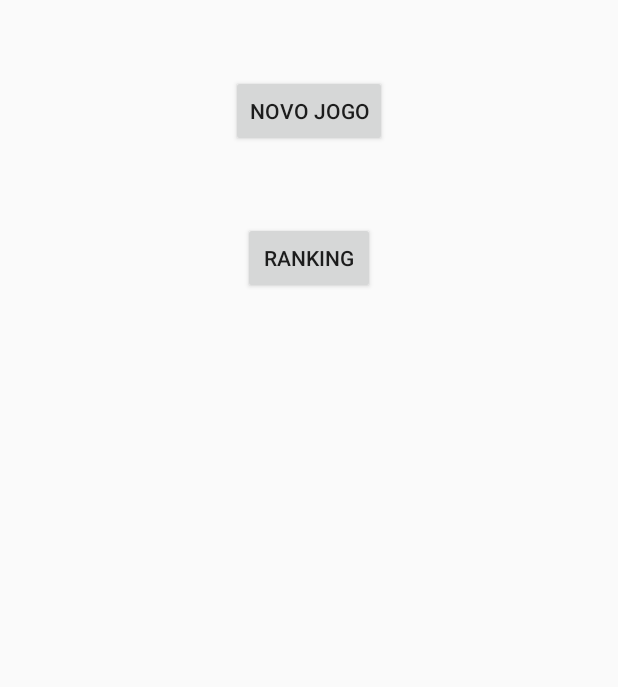
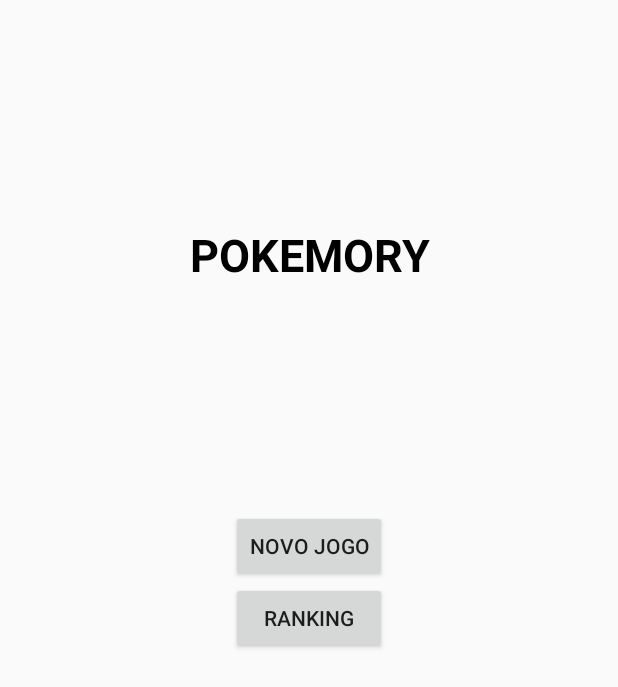
Before and after one commit to CoelhoPedro/pokemory, an Android app: the screen it shows after launch (MainActivity), on a phone screen of 412 x 824 dp. Shown: the top 687 px of the screen. Run offline under Robolectric (Android 15) with nearby library versions, the phone set to English and light mode, and no system bars.

Commit message:
alterado o layout do main e adicionado strings no arquivo res

```diff
--- a/app/build.gradle
+++ b/app/build.gradle
@@ -26,4 +26,5 @@ dependencies {
     testImplementation 'junit:junit:4.12'
     androidTestImplementation 'com.android.support.test:runner:1.0.2'
     androidTestImplementation 'com.android.support.test.espresso:espresso-core:3.0.2'
+    implementation 'com.android.support:recyclerview-v7:27.1.1'
 }
--- a/app/src/main/java/com/example/pedro/pokemory/MainActivity.java
+++ b/app/src/main/java/com/example/pedro/pokemory/MainActivity.java
@@ -8,30 +8,30 @@ import android.widget.Button;
 
 public class MainActivity extends AppCompatActivity {
 
-    public Button novoJogo, ranking;
+    public Button buttonNewGame, buttonRanking;
 
     @Override
     protected void onCreate(Bundle savedInstanceState) {
         super.onCreate(savedInstanceState);
         setContentView(R.layout.activity_main);
 
-        novoJogo = findViewById(R.id.novoJogo);
-        ranking = findViewById(R.id.ranking);
+        buttonNewGame = findViewById(R.id.buttonNewGame);
+        buttonRanking = findViewById(R.id.buttonRanking);
 
-        novoJogo.setOnClickListener(new View.OnClickListener() {
+        buttonNewGame.setOnClickListener(new View.OnClickListener() {
             @Override
             public void onClick(View view) {
 
-                Intent intent = new Intent(view.getContext(), JogoActivity.class);
+                Intent intent = new Intent(MainActivity.this, JogoActivity.class);
                 startActivity(intent);
             }
         });
 
-        ranking.setOnClickListener(new View.OnClickListener() {
+        buttonRanking.setOnClickListener(new View.OnClickListener() {
             @Override
             public void onClick(View view) {
 
-                Intent intent = new Intent(view.getContext(), RankingActivity.class);
+                Intent intent = new Intent(MainActivity.this, RankingActivity.class);
                 startActivity(intent);
             }
         });
--- a/app/src/main/res/layout/activity_jogo.xml
+++ b/app/src/main/res/layout/activity_jogo.xml
@@ -13,7 +13,7 @@
         android:layout_width="match_parent"
         android:layout_height="wrap_content"
         android:gravity="center"
-        android:text="Pontuação"
+        android:text="@string/score"
         android:textSize="30sp"
         android:textStyle="bold" />
 
--- a/app/src/main/res/layout/activity_main.xml
+++ b/app/src/main/res/layout/activity_main.xml
@@ -6,22 +6,38 @@
     android:layout_height="match_parent"
     tools:context=".MainActivity">
 
+    <TextView
+        android:id="@+id/textViewGameLogo"
+        android:layout_width="match_parent"
+        android:layout_height="match_parent"
+        android:layout_above="@+id/buttonNewGame"
+        android:layout_alignParentLeft="true"
+        android:layout_alignParentStart="true"
+        android:layout_alignParentTop="true"
+        android:gravity="center"
+        android:text="POKEMORY"
+        android:textAllCaps="true"
+        android:textColor="#000000"
+        android:textSize="30sp"
+        android:textStyle="bold" />
+
     <Button
-        android:id="@+id/novoJogo"
+        android:id="@+id/buttonNewGame"
         android:layout_width="wrap_content"
         android:layout_height="wrap_content"
-        android:layout_marginTop="50sp"
+        android:layout_above="@+id/buttonRanking"
         android:layout_centerHorizontal="true"
-        android:text="Novo Jogo" />
+        android:text="@string/newGame" />
 
     <Button
-        android:id="@+id/ranking"
+        android:id="@+id/buttonRanking"
         android:layout_width="wrap_content"
         android:layout_height="wrap_content"
-        android:layout_below="@id/novoJogo"
-        android:layout_marginTop="50sp"
-        android:layout_centerHorizontal="true"
-        android:text="Ranking"
-        />
+        android:layout_alignEnd="@+id/buttonNewGame"
+        android:layout_alignRight="@+id/buttonNewGame"
+        android:layout_alignStart="@+id/buttonNewGame"
+        android:layout_alignLeft="@+id/buttonNewGame"
+        android:layout_centerInParent="true"
+        android:text="Ranking" />
 
 </RelativeLayout>
--- a/app/src/main/res/layout/rank_list.xml
+++ b/app/src/main/res/layout/rank_list.xml
@@ -9,7 +9,7 @@
         android:id="@+id/textViewRankPosition"
         android:layout_width="wrap_content"
         android:layout_height="wrap_content"
-        android:text="#1"
+        android:text=""
         android:textSize="30sp"
         android:textColor="#000000"
         android:layout_margin="5dp"/>
@@ -22,7 +22,7 @@
         android:layout_alignBottom="@+id/textViewRankPosition"
         android:layout_toEndOf="@+id/textViewRankPosition"
         android:layout_toRightOf="@+id/textViewRankPosition"
-        android:text="Name"
+        android:text=""
         android:textColor="#000000"
         android:textSize="30sp"
         android:textStyle="bold" />
@@ -32,11 +32,12 @@
         android:layout_width="wrap_content"
         android:layout_height="wrap_content"
         android:layout_alignParentRight="true"
+        android:layout_alignParentEnd="true"
         android:layout_marginBottom="5dp"
         android:layout_marginLeft="10dp"
         android:layout_marginRight="10dp"
         android:layout_marginTop="5dp"
-        android:text="777"
+        android:text=""
         android:textAllCaps="false"
         android:textColor="#000000"
         android:textSize="30sp"
--- a/app/src/main/res/values/strings.xml
+++ b/app/src/main/res/values/strings.xml
@@ -1,3 +1,5 @@
 <resources>
     <string name="app_name">Pokemory</string>
+    <string name="score">Pontuação</string>
+    <string name="newGame">Novo jogo</string>
 </resources>
```
